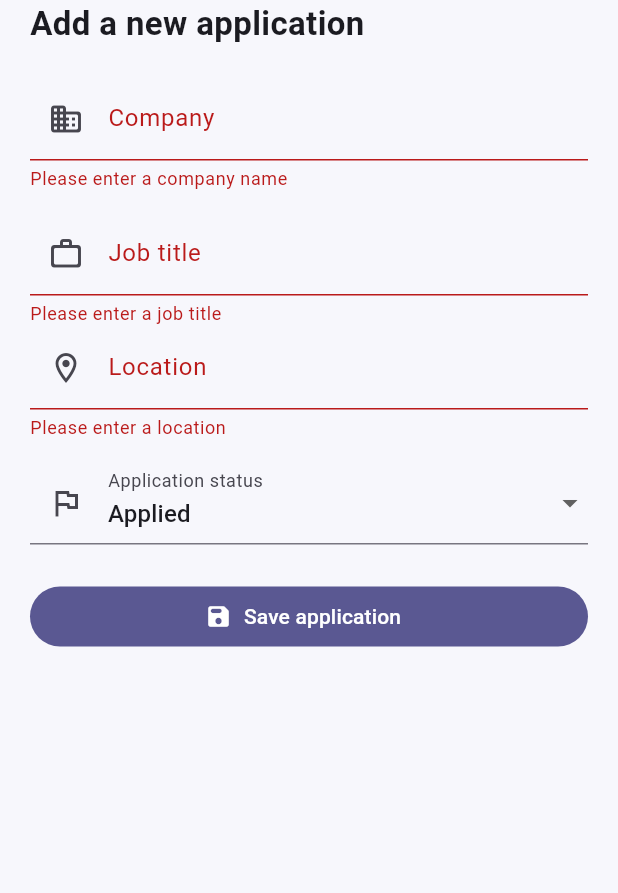
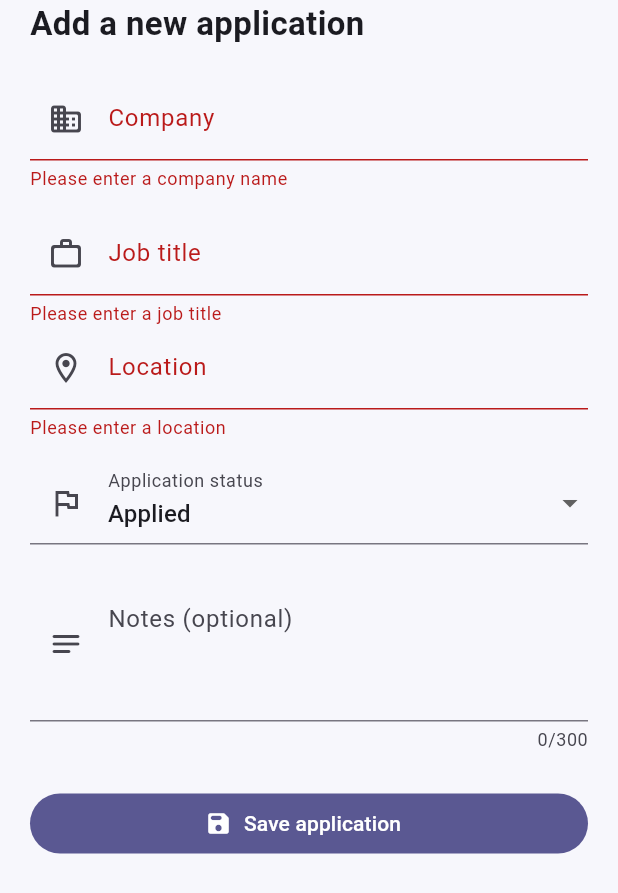
Before and after one commit to aliyoussefhamo/jobtrail, a Flutter app: the AddApplicationSheet widget shown alone on an empty page, opened directly, after a tap on "Save application", on a phone screen of 412 x 824 dp. Shown: the top 893 px of the screen. Run offline on Flutter 3.47's test engine with Material 3 defaults, Android fonts, the phone set to English and light mode, and no system bars.

Commit message:
feat: add optional application notes

```diff
--- a/lib/features/applications/domain/job_application.dart
+++ b/lib/features/applications/domain/job_application.dart
@@ -18,14 +18,17 @@ class JobApplication {
     required this.role,
     required this.location,
     required this.status,
-    required this.note,
+    required this.updatedLabel,
+    this.notes = '',
   });
 
   final String company;
   final String role;
   final String location;
   final ApplicationStatus status;
-  final String note;
+  final String updatedLabel;
+  final String notes;
+
   String get initials {
     final words = company
         .trim()
--- a/lib/features/applications/presentation/dashboard_page.dart
+++ b/lib/features/applications/presentation/dashboard_page.dart
@@ -172,6 +172,7 @@ class _AddApplicationSheetState extends State<AddApplicationSheet> {
   final companyController = TextEditingController();
   final roleController = TextEditingController();
   final locationController = TextEditingController();
+  final notesController = TextEditingController();
   ApplicationStatus chosenStatus = ApplicationStatus.applied;
 
   @override
@@ -179,6 +180,7 @@ class _AddApplicationSheetState extends State<AddApplicationSheet> {
     companyController.dispose();
     roleController.dispose();
     locationController.dispose();
+    notesController.dispose();
     super.dispose();
   }
 
@@ -192,7 +194,8 @@ class _AddApplicationSheetState extends State<AddApplicationSheet> {
         role: roleController.text.trim(),
         location: locationController.text.trim(),
         status: chosenStatus,
-        note: 'Added just now',
+        updatedLabel: 'Added just now',
+        notes: notesController.text.trim(),
       ),
     );
   }
@@ -271,6 +274,18 @@ class _AddApplicationSheetState extends State<AddApplicationSheet> {
                   });
                 }
               },
+            ),
+            const SizedBox(height: 14),
+            TextFormField(
+              controller: notesController,
+              maxLines: 3,
+              maxLength: 300,
+              textCapitalization: TextCapitalization.sentences,
+              decoration: const InputDecoration(
+                labelText: 'Notes (optional)',
+                prefixIcon: Icon(Icons.notes_rounded),
+                alignLabelWithHint: true,
+              ),
             ),
             const SizedBox(height: 24),
             FilledButton.icon(
@@ -437,7 +452,7 @@ class JobCard extends StatelessWidget {
                     const SizedBox(width: 9),
                     Expanded(
                       child: Text(
-                        item.note,
+                        item.updatedLabel,
                         maxLines: 1,
                         overflow: TextOverflow.ellipsis,
                         style: TextStyle(
```
Also changed, not shown: lib/features/applications/data/application_repository.dart (+4 -4 lines), 1 other file. Lines whose indentation alone changed are shown as unchanged.
